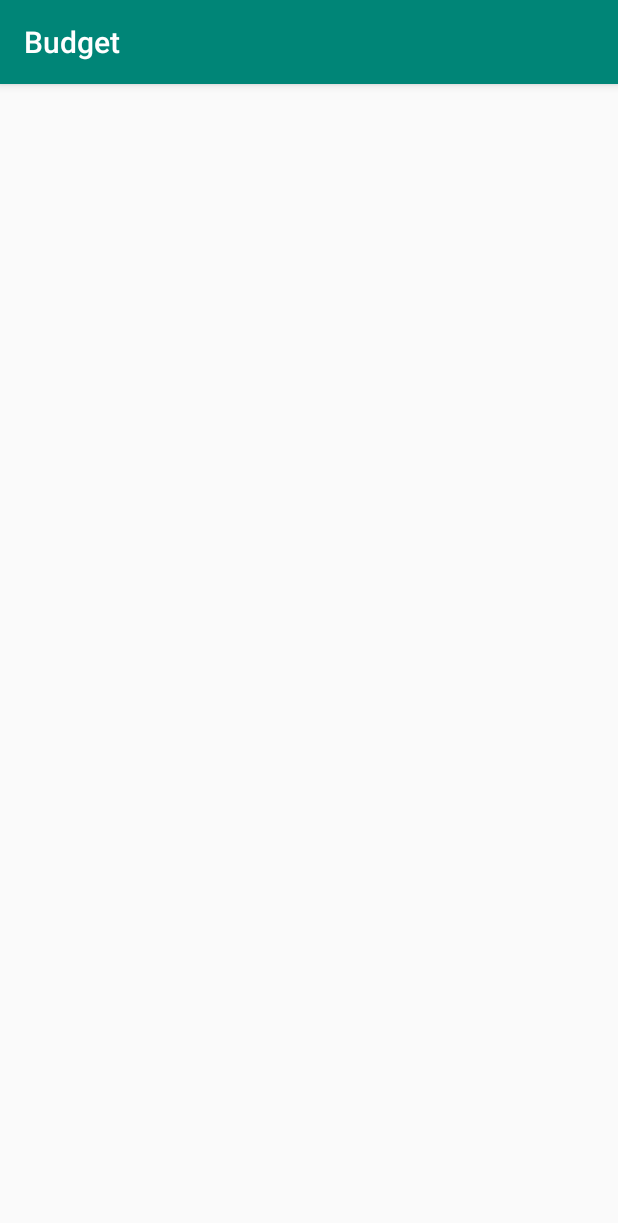
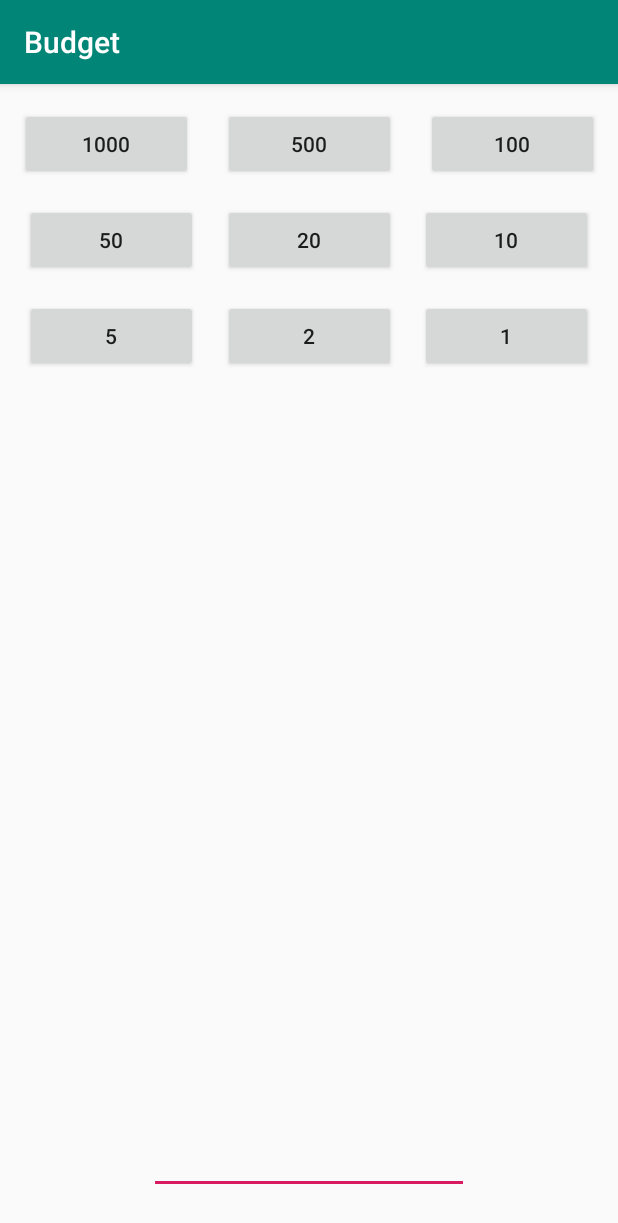
Before and after one commit to Kelvin5360/budget_android_app, an Android app: the screen it shows after launch (MainActivity), on a phone screen of 412 x 824 dp. Shown: the top 1223 px of the screen. Run offline under Robolectric (Android 15) with nearby library versions, the phone set to English and light mode, and no system bars.

Commit message:
add amount button and sum up on click

```diff
--- a/app/src/main/java/com/kelvin5360/budget/MainActivity.kt
+++ b/app/src/main/java/com/kelvin5360/budget/MainActivity.kt
@@ -4,7 +4,9 @@ import android.content.Intent
 import android.support.v7.app.AppCompatActivity
 import android.os.Bundle
 import android.view.View
+import android.widget.Button
 import android.widget.EditText
+import android.widget.TextView
 
 const val EXTRA_MESSAGE = "com.example.myfirstapp.MESSAGE"
 
@@ -15,13 +17,11 @@ class MainActivity : AppCompatActivity() {
         setContentView(R.layout.activity_main)
     }
 
-    fun sendMessage(view: View) {
-        val editText = findViewById<EditText>(R.id.editText)
-        val message = editText.text.toString()
-        val intent = Intent(this, DisplayMessageActivity::class.java).apply {
-            putExtra(EXTRA_MESSAGE, message)
-        }
-        startActivity(intent)
+    fun addAmount(view: View) {
+        val sumText = findViewById<EditText>(R.id.sumText)
+        val existingSum = if ("" == sumText.text.toString()) 0 else sumText.text.toString().toInt()
+        val button: Button = view as Button
+        sumText.setText((existingSum + button.text.toString().toInt()).toString())
     }
 
 }
--- a/app/src/main/res/layout/activity_main.xml
+++ b/app/src/main/res/layout/activity_main.xml
@@ -7,4 +7,107 @@
         android:layout_height="match_parent"
         tools:context=".MainActivity">
 
+    <Button
+            android:text="1000"
+            android:layout_width="115dp"
+            android:layout_height="wrap_content"
+            android:id="@+id/button_1000"
+            android:onClick="addAmount"
+            app:layout_constraintStart_toStartOf="parent" app:layout_constraintHorizontal_bias="0.5"
+            app:layout_constraintEnd_toStartOf="@+id/button_500"
+            app:layout_constraintHorizontal_chainStyle="packed" android:layout_marginBottom="16dp"
+            app:layout_constraintBottom_toTopOf="@+id/button_50"
+            android:layout_marginTop="16dp" app:layout_constraintTop_toTopOf="parent" android:layout_marginEnd="20dp"/>
+    <Button
+            android:text="500"
+            android:layout_width="115dp"
+            android:layout_height="wrap_content"
+            android:id="@+id/button_500"
+            android:onClick="addAmount"
+            app:layout_constraintStart_toEndOf="@+id/button_1000" app:layout_constraintHorizontal_bias="0.5"
+            app:layout_constraintEnd_toStartOf="@+id/button_100"
+            app:layout_constraintHorizontal_chainStyle="packed" android:layout_marginBottom="16dp"
+            app:layout_constraintBottom_toTopOf="@+id/button_20"
+            android:layout_marginTop="16dp" app:layout_constraintTop_toTopOf="parent"/>
+    <Button
+            android:text="100"
+            android:layout_width="115dp"
+            android:layout_height="wrap_content"
+            android:id="@+id/button_100"
+            android:onClick="addAmount"
+            app:layout_constraintStart_toEndOf="@+id/button_500" app:layout_constraintHorizontal_bias="0.5"
+            app:layout_constraintEnd_toEndOf="parent"
+            app:layout_constraintHorizontal_chainStyle="packed" android:layout_marginBottom="16dp"
+            app:layout_constraintBottom_toTopOf="@+id/button_10"
+            android:layout_marginTop="16dp" app:layout_constraintTop_toTopOf="parent"
+            android:layout_marginStart="20dp"/>
+    <Button
+            android:text="50"
+            android:layout_width="115dp"
+            android:layout_height="wrap_content"
+            android:id="@+id/button_50"
+            android:onClick="addAmount" app:layout_constraintStart_toStartOf="parent"
+            app:layout_constraintHorizontal_bias="0.5" app:layout_constraintEnd_toStartOf="@+id/button_20"
+            android:layout_marginBottom="16dp"
+            app:layout_constraintTop_toBottomOf="@+id/button_1000"
+            app:layout_constraintBottom_toTopOf="@+id/button_5"
+            />
+    <Button
+            android:text="20"
+            android:layout_width="115dp"
+            android:layout_height="wrap_content"
+            android:id="@+id/button_20"
+            android:onClick="addAmount" app:layout_constraintStart_toEndOf="@+id/button_50"
+            app:layout_constraintHorizontal_bias="0.5" app:layout_constraintEnd_toStartOf="@+id/button_10"
+
+            app:layout_constraintTop_toBottomOf="@+id/button_500"
+            app:layout_constraintBottom_toTopOf="@+id/button_2"
+            android:layout_marginBottom="16dp"/>
+    <Button
+            android:text="10"
+            android:layout_width="115dp"
+            android:layout_height="wrap_content"
+            android:id="@+id/button_10"
+            android:onClick="addAmount" app:layout_constraintStart_toEndOf="@+id/button_20"
+            app:layout_constraintHorizontal_bias="0.5" app:layout_constraintEnd_toEndOf="parent"
+
+            app:layout_constraintTop_toBottomOf="@+id/button_100"
+            app:layout_constraintBottom_toTopOf="@+id/button_1" android:layout_marginBottom="16dp"/>
+    <Button
+            android:text="5"
+            android:layout_width="115dp"
+            android:layout_height="wrap_content"
+            android:id="@+id/button_5"
+            android:onClick="addAmount" app:layout_constraintStart_toStartOf="parent"
+            app:layout_constraintHorizontal_bias="0.5" app:layout_constraintEnd_toStartOf="@+id/button_2"
+            android:layout_marginTop="16dp"
+            app:layout_constraintTop_toBottomOf="@+id/button_50"
+    />
+    <Button
+            android:text="1"
+            android:layout_width="115dp"
+            android:layout_height="wrap_content"
+            android:id="@+id/button_1"
+            android:onClick="addAmount" app:layout_constraintStart_toEndOf="@+id/button_2"
+            app:layout_constraintHorizontal_bias="0.5" app:layout_constraintEnd_toEndOf="parent"
+            android:layout_marginTop="16dp"
+            app:layout_constraintTop_toBottomOf="@+id/button_10"/>
+    <Button
+            android:text="2"
+            android:layout_width="115dp"
+            android:layout_height="wrap_content"
+            android:id="@+id/button_2"
+            android:onClick="addAmount" app:layout_constraintStart_toEndOf="@+id/button_5"
+            app:layout_constraintHorizontal_bias="0.5" app:layout_constraintEnd_toStartOf="@+id/button_1"
+            android:layout_marginTop="16dp"
+            app:layout_constraintTop_toBottomOf="@+id/button_20"/>
+    <EditText
+            android:layout_width="wrap_content"
+            android:layout_height="wrap_content"
+            android:inputType="number"
+            android:ems="10"
+            app:layout_constraintStart_toStartOf="parent"
+            app:layout_constraintEnd_toEndOf="parent" android:id="@+id/sumText" android:layout_marginBottom="28dp"
+            app:layout_constraintBottom_toBottomOf="parent"/>
+
 </android.support.constraint.ConstraintLayout>
```
